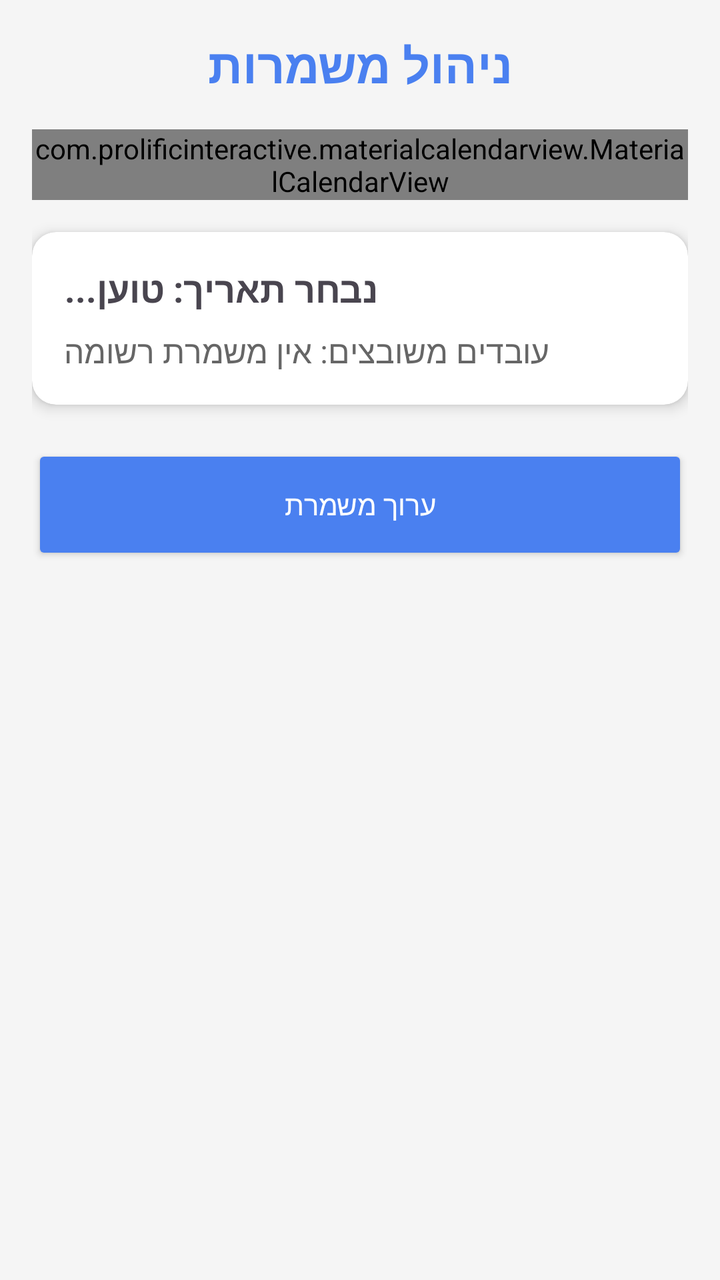
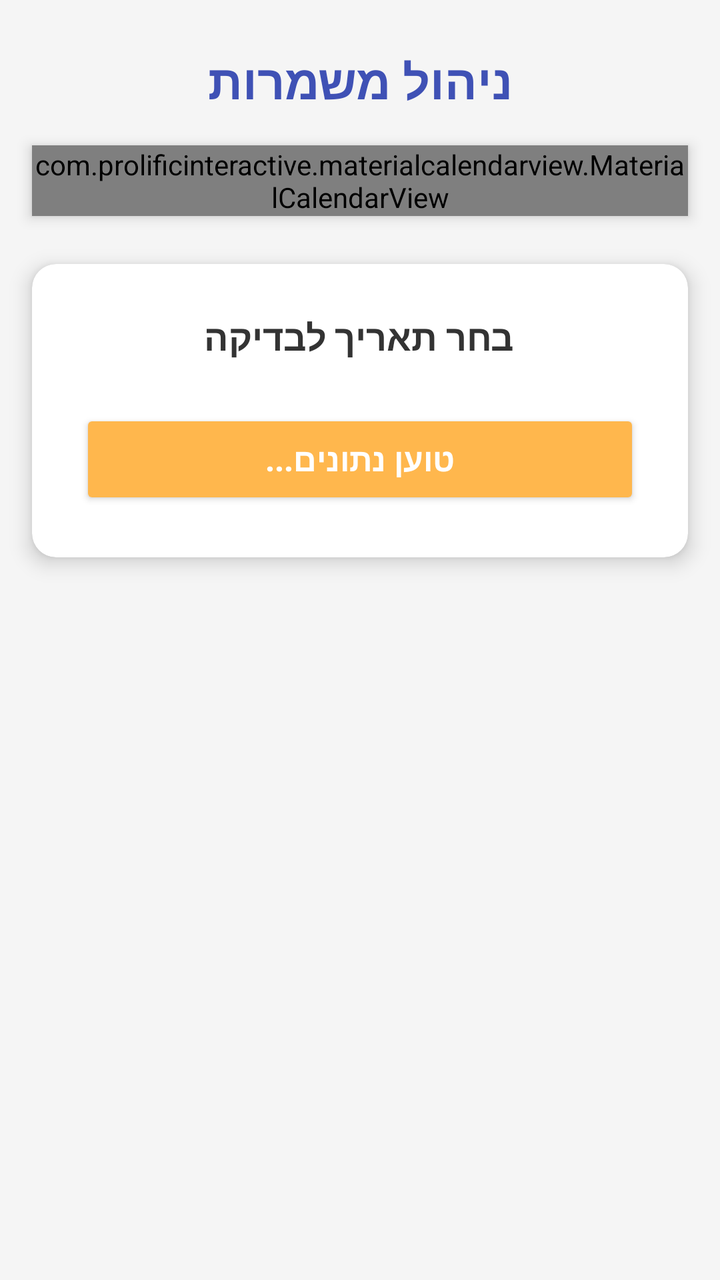

Compare the two renders of this Android layout. The source of the first and the diff that turns it into the second are given below.
<!-- AndroidManifest.xml: application theme Theme.MyApplication -->
<!-- res/layout/activity_add_shift.xml -->
<?xml version="1.0" encoding="utf-8"?>
<LinearLayout xmlns:android="http://schemas.android.com/apk/res/android"
    xmlns:app="http://schemas.android.com/apk/res-auto"
    android:layout_width="match_parent"
    android:layout_height="match_parent"
    android:orientation="vertical"
    android:padding="16dp"
    android:background="#F5F5F5"
    android:layoutDirection="rtl">

    <TextView
        android:layout_width="wrap_content"
        android:layout_height="wrap_content"
        android:text="ניהול משמרות"
        android:textSize="24sp"
        android:textStyle="bold"
        android:textColor="#4A80F0"
        android:layout_gravity="center"
        android:layout_marginBottom="16dp" />

    <com.prolificinteractive.materialcalendarview.MaterialCalendarView
        android:id="@+id/calendarView"
        android:layout_width="match_parent"
        android:layout_height="wrap_content"
        app:mcv_selectionColor="#4A80F0"
        app:mcv_showOtherDates="all" />

    <androidx.cardview.widget.CardView
        android:layout_width="match_parent"
        android:layout_height="wrap_content"
        android:layout_marginTop="16dp"
        app:cardCornerRadius="12dp"
        app:cardElevation="4dp">

        <LinearLayout
            android:layout_width="match_parent"
            android:layout_height="wrap_content"
            android:orientation="vertical"
            android:padding="16dp">

            <TextView
                android:id="@+id/tvSelectedDate"
                android:layout_width="wrap_content"
                android:layout_height="wrap_content"
                android:text="נבחר תאריך: טוען..."
                android:textSize="18sp"
                android:textStyle="bold" />

            <TextView
                android:id="@+id/tvAssignedWorkers"
                android:layout_width="wrap_content"
                android:layout_height="wrap_content"
                android:layout_marginTop="8dp"
                android:text="עובדים משובצים: אין משמרת רשומה"
                android:textColor="#666666"
                android:textSize="16sp" />
        </LinearLayout>
    </androidx.cardview.widget.CardView>

    <Button
        android:id="@+id/btnGoToManageWorkers"
        android:layout_width="match_parent"
        android:layout_height="60dp"
        android:layout_marginTop="20dp"
        android:text="ערוך משמרת"
        android:backgroundTint="#4A80F0"
        android:textColor="@android:color/white"
        app:cornerRadius="12dp" />

</LinearLayout>
<!-- resources referenced by this layout -->
<resources>
  <style name="Theme.MyApplication" parent="Theme.Material3.DayNight.NoActionBar">
          
          <item name="colorPrimary">#4A80F0</item>
          <item name="colorPrimaryContainer">#DDE7FF</item>
      </style>
</resources>

<!-- the commit's change to res/layout/activity_add_shift.xml (unified diff, before → after) -->
@@ -4,67 +4,72 @@
     android:layout_width="match_parent"
     android:layout_height="match_parent"
     android:orientation="vertical"
-    android:padding="16dp"
     android:background="#F5F5F5"
+    android:gravity="center_horizontal"
     android:layoutDirection="rtl">
 
     <TextView
-        android:layout_width="wrap_content"
+        android:layout_width="match_parent"
         android:layout_height="wrap_content"
         android:text="ניהול משמרות"
         android:textSize="24sp"
         android:textStyle="bold"
-        android:textColor="#4A80F0"
-        android:layout_gravity="center"
-        android:layout_marginBottom="16dp" />
+        android:textColor="#3F51B5"
+        android:gravity="center"
+        android:paddingTop="24dp"
+        android:paddingBottom="16dp" />
 
     <com.prolificinteractive.materialcalendarview.MaterialCalendarView
         android:id="@+id/calendarView"
         android:layout_width="match_parent"
         android:layout_height="wrap_content"
-        app:mcv_selectionColor="#4A80F0"
+        android:layout_marginHorizontal="16dp"
+        android:background="@android:color/white"
+        android:elevation="4dp"
+        app:mcv_selectionColor="#3F51B5"
         app:mcv_showOtherDates="all" />
+
+    <Space
+        android:layout_width="match_parent"
+        android:layout_height="24dp" />
 
     <androidx.cardview.widget.CardView
         android:layout_width="match_parent"
         android:layout_height="wrap_content"
-        android:layout_marginTop="16dp"
+        android:layout_marginHorizontal="16dp"
         app:cardCornerRadius="12dp"
-        app:cardElevation="4dp">
+        app:cardElevation="6dp"
+        app:cardBackgroundColor="@android:color/white">
 
         <LinearLayout
             android:layout_width="match_parent"
             android:layout_height="wrap_content"
             android:orientation="vertical"
-            android:padding="16dp">
+            android:padding="24dp"
+            android:gravity="center">
 
             <TextView
                 android:id="@+id/tvSelectedDate"
                 android:layout_width="wrap_content"
                 android:layout_height="wrap_content"
-                android:text="נבחר תאריך: טוען..."
+                android:text="בחר תאריך לבדיקה"
                 android:textSize="18sp"
-                android:textStyle="bold" />
+                android:textStyle="bold"
+                android:textColor="#333333"
+                android:gravity="center"
+                android:layout_marginBottom="24dp"/>
 
-            <TextView
-                android:id="@+id/tvAssignedWorkers"
-                android:layout_width="wrap_content"
-                android:layout_height="wrap_content"
-                android:layout_marginTop="8dp"
-                android:text="עובדים משובצים: אין משמרת רשומה"
-                android:textColor="#666666"
-                android:textSize="16sp" />
+            <Button
+                android:id="@+id/btnGoToManageWorkers"
+                android:layout_width="match_parent"
+                android:layout_height="50dp"
+                android:text="טוען נתונים..."
+                android:textSize="16sp"
+                android:textStyle="bold"
+                android:textColor="@android:color/white"
+                android:backgroundTint="#FFB74D" />
+
         </LinearLayout>
     </androidx.cardview.widget.CardView>
 
-    <Button
-        android:id="@+id/btnGoToManageWorkers"
-        android:layout_width="match_parent"
-        android:layout_height="60dp"
-        android:layout_marginTop="20dp"
-        android:text="ערוך משמרת"
-        android:backgroundTint="#4A80F0"
-        android:textColor="@android:color/white"
-        app:cornerRadius="12dp" />
-
 </LinearLayout>
